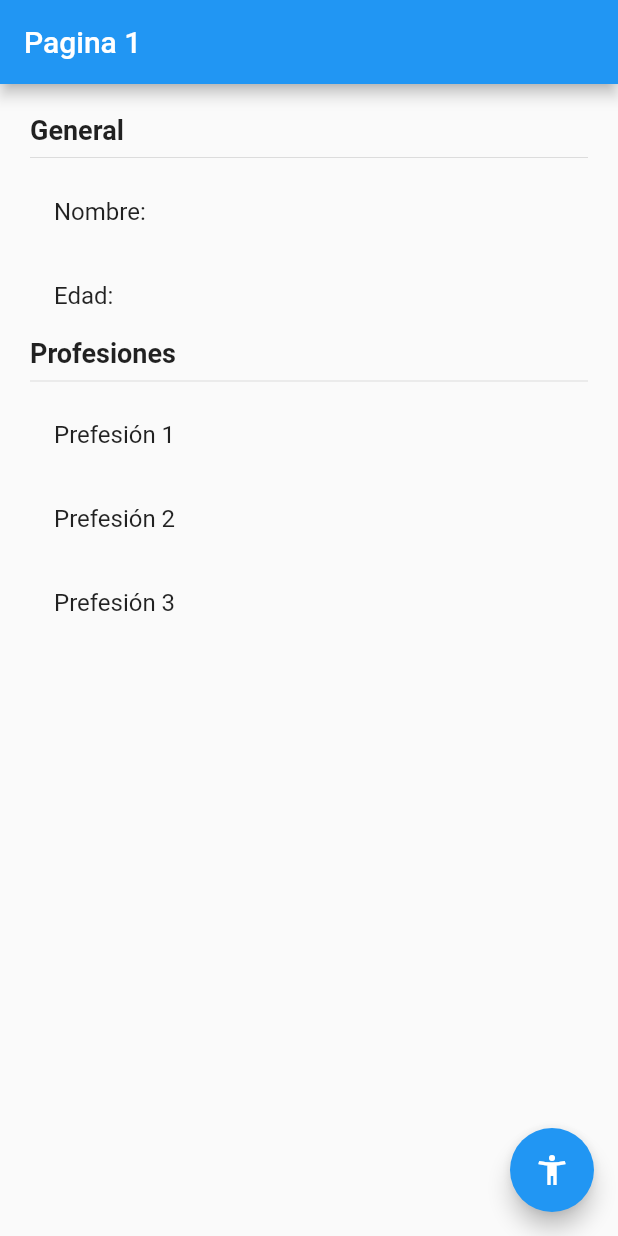
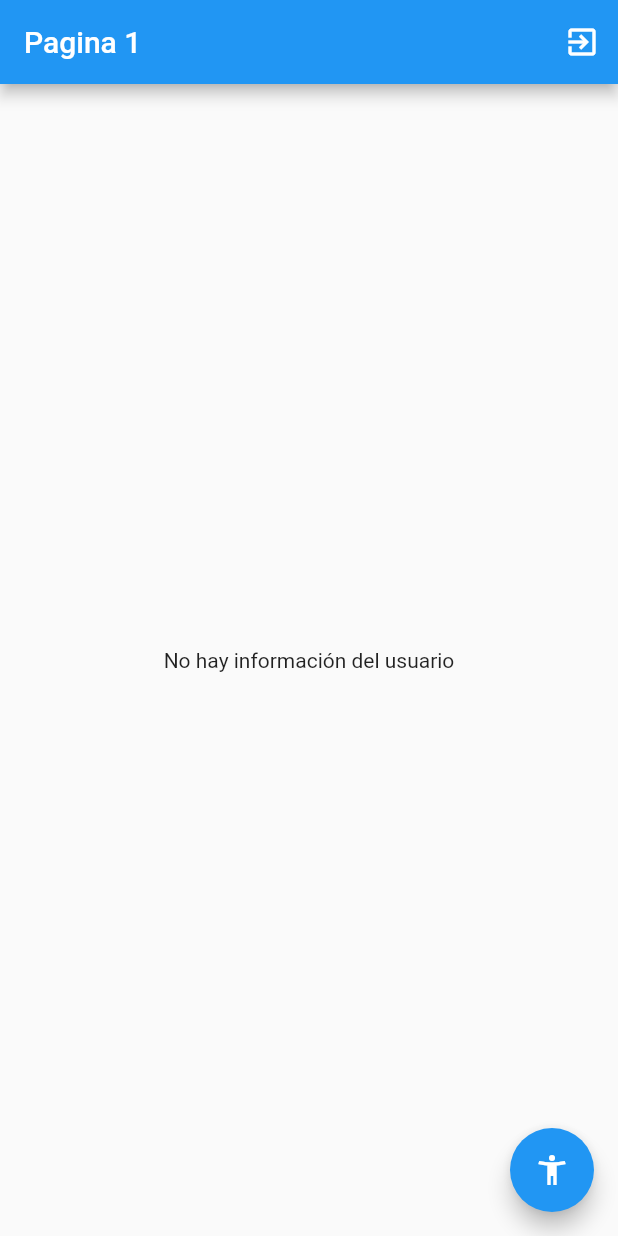
Before and after one commit to leooma24/estados, a Flutter app: the screen it shows after launch, on a phone screen of 412 x 824 dp. Run offline on Flutter 3.47's test engine with Material 2 defaults, Android fonts, the phone set to English and light mode, and no system bars; our stand-ins replace flutter_bloc.

Commit message:
Final Cubit

```diff
--- /dev/null
+++ b/lib/bloc/usuario/usuario_cubit.dart
@@ -0,0 +1,37 @@
+import 'package:estados/models/Usuario.dart';
+import 'package:flutter_bloc/flutter_bloc.dart';
+
+part 'usuario_state.dart';
+
+class UsuarioCubit extends Cubit<UsuarioState> {
+  UsuarioCubit() : super( UsuarioInitial() );
+
+  void seleccionarUsuario( Usuario user ) {
+    emit( UsuarioActivo(user) );
+  }
+
+  void cambiarEdad( int edad ) {
+    final currentState = state;
+    if( currentState is UsuarioActivo ) {
+      final newUser = currentState.usuario.copiarUsuario( edad: edad );
+      emit( UsuarioActivo( newUser ));
+    }
+  }
+
+  void agregarProfesion( String profesion ) {
+    final currentState = state;
+    if( currentState is UsuarioActivo ) {
+      final profesiones = [
+        ...currentState.usuario.profesiones,
+        profesion
+      ];
+      final newUser = currentState.usuario.copiarUsuario( profesiones: profesiones);
+      emit( UsuarioActivo( newUser ));
+    }
+  }
+
+  void borrarUsuario() {
+    emit( UsuarioInitial() );
+  }
+
+}
--- /dev/null
+++ b/lib/bloc/usuario/usuario_state.dart
@@ -0,0 +1,17 @@
+
+
+part of 'usuario_cubit.dart';
+
+abstract class UsuarioState {}
+
+class UsuarioInitial extends UsuarioState {
+  final existeUsuario = false;
+}
+
+class UsuarioActivo extends UsuarioState {
+  final existeUsuario = true;
+  final Usuario usuario;
+
+  UsuarioActivo(this.usuario);
+
+}
--- a/lib/main.dart
+++ b/lib/main.dart
@@ -1,13 +1,19 @@
+import 'package:estados/bloc/usuario/usuario_cubit.dart';
 import 'package:estados/pages/pagina1_page.dart';
 import 'package:estados/pages/pagina2_page.dart';
 import 'package:flutter/material.dart';
+import 'package:flutter_bloc/flutter_bloc.dart';
 
 void main() => runApp(MyApp());
 
 class MyApp extends StatelessWidget {
   @override
   Widget build(BuildContext context) {
-    return MaterialApp(
+    return MultiBlocProvider(
+      providers: [
+        BlocProvider( create: ( _ ) => new UsuarioCubit() )
+      ],
+      child: MaterialApp(
         debugShowCheckedModeBanner: false,
         title: 'Material App',
         initialRoute: 'pagina1',
@@ -15,6 +21,7 @@ class MyApp extends StatelessWidget {
           'pagina1': ( _ ) => Pagina1Page(),
           'pagina2': ( _ ) => Pagina2Page(),
         }
+      ),
     );
   }
 }
--- a/lib/models/Usuario.dart
+++ b/lib/models/Usuario.dart
@@ -1,8 +1,8 @@
 class Usuario {
-  String nombre;
-  int edad;
+  final String nombre;
+  final int edad;
 
-  List<String> profesiones;
+  final List<String> profesiones;
 
   Usuario({
     this.nombre,
@@ -10,6 +10,18 @@ class Usuario {
     this.profesiones,
   });
 
+  Usuario copiarUsuario({
+    String nombre,
+    int edad,
+    List<String> profesiones,
+  }) {
+    return Usuario(
+      nombre: nombre ?? this.nombre,
+      edad: edad ?? this.edad,
+      profesiones: profesiones ?? this.profesiones
+    );
+  }
+
 
 
 }
--- a/lib/pages/pagina1_page.dart
+++ b/lib/pages/pagina1_page.dart
@@ -1,14 +1,24 @@
+import 'package:estados/models/Usuario.dart';
 import 'package:flutter/material.dart';
+import 'package:flutter_bloc/flutter_bloc.dart';
 
+import 'package:estados/bloc/usuario/usuario_cubit.dart';
 class Pagina1Page extends StatelessWidget {
 
   @override
   Widget build(BuildContext context) {
+    final usuarioCubit = BlocProvider.of<UsuarioCubit>(context);
     return Scaffold(
       appBar: AppBar(
         title: Text('Pagina 1'),
+        actions: [
+          IconButton(icon: Icon( Icons.exit_to_app ),
+          onPressed: () {
+            usuarioCubit.borrarUsuario();
+          })
+        ],
       ),
-      body: InformacionUsuario(),
+      body: BodyScaffold(),
       floatingActionButton: FloatingActionButton(
         child: Icon( Icons.accessibility_new ) ,
         onPressed: () => Navigator.pushNamed(context, 'pagina2'),
@@ -17,10 +27,33 @@ class Pagina1Page extends StatelessWidget {
   }
 }
 
+class BodyScaffold extends StatelessWidget {
+
+  @override
+  Widget build(BuildContext context) {
+    return BlocBuilder<UsuarioCubit, UsuarioState>(
+      builder: ( _ , state) {
+        switch ( state.runtimeType  ) {
+          case UsuarioInitial:
+            return Center(child: Text('No hay información del usuario'));
+          break;
+
+          case UsuarioActivo:
+            return InformacionUsuario( (state as UsuarioActivo).usuario );
+          break;
+
+          default:
+            return Center(child: Text('Estado no reconocido'));
+        }
+      },
+    );
+  }
+}
+
 class InformacionUsuario extends StatelessWidget {
-  const InformacionUsuario({
-    Key key,
-  }) : super(key: key);
+  final Usuario usuario;
+
+  const InformacionUsuario(this.usuario);
 
   @override
   Widget build(BuildContext context) {
@@ -34,15 +67,15 @@ class InformacionUsuario extends StatelessWidget {
           Text('General', style: TextStyle(fontSize: 18, fontWeight: FontWeight.bold) ),
           Divider(),
 
-          ListTile( title: Text('Nombre: ') ),
-          ListTile( title: Text('Edad: ') ),
+          ListTile( title: Text('Nombre: ${usuario.nombre}') ),
+          ListTile( title: Text('Edad: ${usuario.edad}') ),
 
           Text('Profesiones', style: TextStyle(fontSize: 18, fontWeight: FontWeight.bold) ),
           Divider(),
 
-          ListTile( title: Text('Prefesión 1') ),
-          ListTile( title: Text('Prefesión 2') ),
-          ListTile( title: Text('Prefesión 3') ),
+          ...usuario.profesiones.map(
+            (profesion) => ListTile( title: Text(profesion) ) )
+          .toList()
         ],
       )
     );
--- a/pubspec.yaml
+++ b/pubspec.yaml
@@ -28,6 +28,7 @@ dependencies:
   # The following adds the Cupertino Icons font to your application.
   # Use with the CupertinoIcons class for iOS style icons.
   cupertino_icons: ^1.0.0
+  flutter_bloc: ^6.1.1
 
 dev_dependencies:
   flutter_test:
```
Also changed, not shown: lib/pages/pagina2_page.dart (+21 -4 lines), pubspec.lock. Lines whose indentation alone changed are shown as unchanged.
